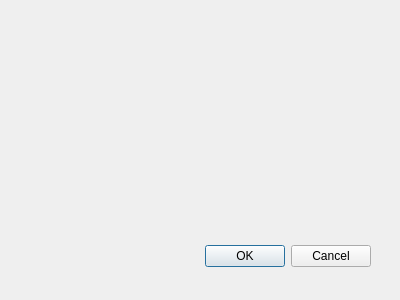
Qt form utm_cassin_dialog_base.ui (Thom03/UTM2Cassin) before a commit.
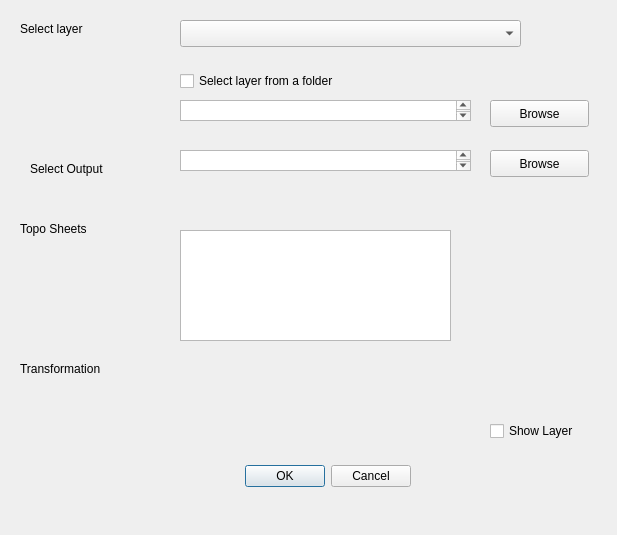
The same form after that commit. Custom widgets are drawn as their Qt base class.

Patch:
```diff
--- a/utm_cassin_dialog_base.ui
+++ b/utm_cassin_dialog_base.ui
@@ -1,22 +1,22 @@
 <ui version="4.0" >
  <class>UTM2CassinDialogBase</class>
- <widget class="QDialog" name="UTM2CassinDialogBase" >
-  <property name="geometry" >
+ <widget class="QDialog" name="UTM2CassinDialogBase">
+  <property name="geometry">
    <rect>
     <x>0</x>
     <y>0</y>
-    <width>400</width>
-    <height>300</height>
+    <width>617</width>
+    <height>535</height>
    </rect>
   </property>
   <property name="windowTitle" >
    <string>UTM2Cassin</string>
   </property>
-  <widget class="QDialogButtonBox" name="button_box" >
-   <property name="geometry" >
+  <widget class="QDialogButtonBox" name="button_box">
+   <property name="geometry">
     <rect>
-     <x>30</x>
-     <y>240</y>
+     <x>70</x>
+     <y>460</y>
      <width>341</width>
      <height>32</height>
     </rect>
@@ -28,7 +28,158 @@
     <set>QDialogButtonBox::Cancel|QDialogButtonBox::Ok</set>
    </property>
   </widget>
+  <widget class="QLabel" name="label">
+   <property name="geometry">
+    <rect>
+     <x>20</x>
+     <y>20</y>
+     <width>101</width>
+     <height>17</height>
+    </rect>
+   </property>
+   <property name="text">
+    <string>Select layer</string>
+   </property>
+  </widget>
+  <widget class="QgsMapLayerComboBox" name="cboLayer">
+   <property name="geometry">
+    <rect>
+     <x>180</x>
+     <y>20</y>
+     <width>341</width>
+     <height>27</height>
+    </rect>
+   </property>
+  </widget>
+  <widget class="QCheckBox" name="chkSelect">
+   <property name="geometry">
+    <rect>
+     <x>180</x>
+     <y>70</y>
+     <width>221</width>
+     <height>22</height>
+    </rect>
+   </property>
+   <property name="text">
+    <string>Select layer from a folder</string>
+   </property>
+  </widget>
+  <widget class="QTextEdit" name="textEdit">
+   <property name="geometry">
+    <rect>
+     <x>180</x>
+     <y>100</y>
+     <width>291</width>
+     <height>21</height>
+    </rect>
+   </property>
+  </widget>
+  <widget class="QPushButton" name="pushButton">
+   <property name="geometry">
+    <rect>
+     <x>490</x>
+     <y>100</y>
+     <width>99</width>
+     <height>27</height>
+    </rect>
+   </property>
+   <property name="text">
+    <string>Browse</string>
+   </property>
+  </widget>
+  <widget class="QPushButton" name="btnOutput">
+   <property name="geometry">
+    <rect>
+     <x>490</x>
+     <y>150</y>
+     <width>99</width>
+     <height>27</height>
+    </rect>
+   </property>
+   <property name="text">
+    <string>Browse</string>
+   </property>
+  </widget>
+  <widget class="QPlainTextEdit" name="txtInput">
+   <property name="geometry">
+    <rect>
+     <x>180</x>
+     <y>230</y>
+     <width>271</width>
+     <height>111</height>
+    </rect>
+   </property>
+  </widget>
+  <widget class="QLabel" name="label_2">
+   <property name="geometry">
+    <rect>
+     <x>30</x>
+     <y>160</y>
+     <width>111</width>
+     <height>17</height>
+    </rect>
+   </property>
+   <property name="text">
+    <string>Select Output</string>
+   </property>
+  </widget>
+  <widget class="QLabel" name="label_3">
+   <property name="geometry">
+    <rect>
+     <x>20</x>
+     <y>220</y>
+     <width>121</width>
+     <height>17</height>
+    </rect>
+   </property>
+   <property name="text">
+    <string>Topo Sheets</string>
+   </property>
+  </widget>
+  <widget class="QLabel" name="label_4">
+   <property name="geometry">
+    <rect>
+     <x>20</x>
+     <y>360</y>
+     <width>141</width>
+     <height>17</height>
+    </rect>
+   </property>
+   <property name="text">
+    <string>Transformation</string>
+   </property>
+  </widget>
+  <widget class="QCheckBox" name="chkLoad">
+   <property name="geometry">
+    <rect>
+     <x>490</x>
+     <y>420</y>
+     <width>111</width>
+     <height>22</height>
+    </rect>
+   </property>
+   <property name="text">
+    <string>Show Layer</string>
+   </property>
+  </widget>
+  <widget class="QPlainTextEdit" name="txtOutput">
+   <property name="geometry">
+    <rect>
+     <x>180</x>
+     <y>150</y>
+     <width>291</width>
+     <height>21</height>
+    </rect>
+   </property>
+  </widget>
  </widget>
+ <customwidgets>
+  <customwidget>
+   <class>QgsMapLayerComboBox</class>
+   <extends>QComboBox</extends>
+   <header>qgsmaplayercombobox.h</header>
+  </customwidget>
+ </customwidgets>
  <resources/>
  <connections>
   <connection>
```
Left out of the diff: 33 changed lines with no effect on the pictures.
